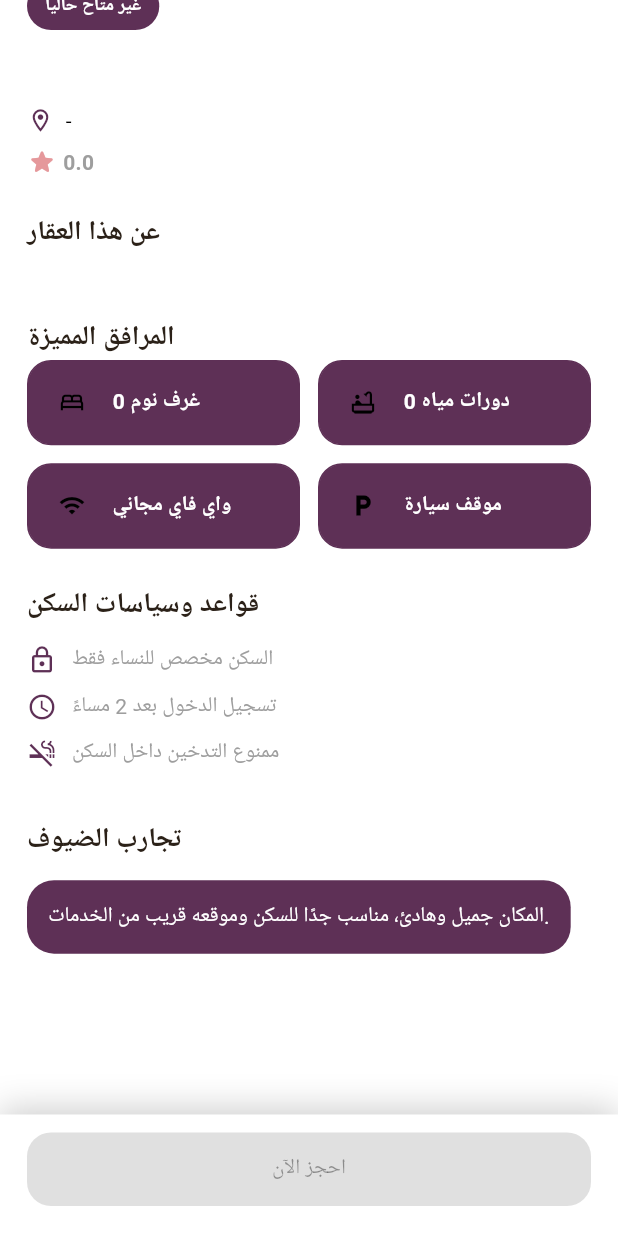
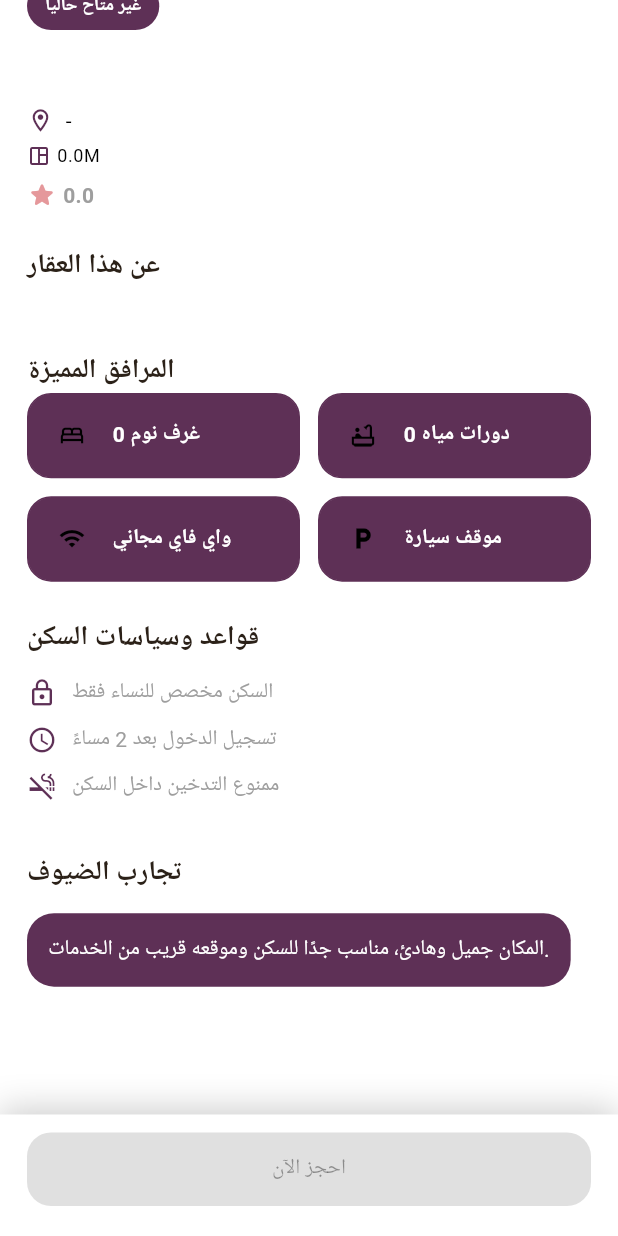
Before and after one commit to khalid-harbi/Rehab, a Flutter app: the HomeDetailsFeatureScreen screen opened directly with empty values, scrolled down 340 dp, on a phone screen of 412 x 824 dp. Run offline on Flutter 3.47's test engine with Material 3 defaults, Android fonts, the phone set to English and light mode, and no system bars; our stand-ins replace crystal_navigation_bar, device_info_plus, dio, easy_localization, equatable, flutter_bloc and 19 more; missing offline and left inert: flutter_supabase_chat_core, moyasar; accounts and stored records are empty; network calls fail; Roboto replaces fonts that are missing (Tajawal).

Commit message:
Add Icone

```diff
--- a/rehab/lib/core/navigation/app_router.dart
+++ b/rehab/lib/core/navigation/app_router.dart
@@ -33,7 +33,7 @@ import 'package:rehab/features/add_ad/presentation/cubit/add_ad_cubit.dart';
 
 class AppRouter {
   static final GoRouter router = GoRouter(
-    initialLocation: Routes.owner,
+    initialLocation: Routes.home,
 
     routes: [
       GoRoute(
--- a/rehab/lib/features/home/domain/entities/home_entity.dart
+++ b/rehab/lib/features/home/domain/entities/home_entity.dart
@@ -12,6 +12,8 @@ class HomeEntity extends Equatable {
   final int bathrooms;
   final String description;
   final bool isAvailable;
+  final String propertyType;
+  final double area;
 
   const HomeEntity({
     required this.id,
@@ -25,6 +27,8 @@ class HomeEntity extends Equatable {
     required this.bathrooms,
     required this.description,
     required this.isAvailable,
+    required this.propertyType,
+    required this.area,
   });
 
   @override
@@ -40,5 +44,7 @@ class HomeEntity extends Equatable {
     bathrooms,
     description,
     isAvailable,
+    propertyType,
+    area,
   ];
 }
--- a/rehab/lib/features/home_details/presentation/pages/home_details_feature_screen.dart
+++ b/rehab/lib/features/home_details/presentation/pages/home_details_feature_screen.dart
@@ -62,6 +62,21 @@ class HomeDetailsFeatureScreen extends StatelessWidget {
                           ),
                         ),
                       ),
+                    ],
+                  ),
+                      const SizedBox(height: 6),
+                  Row(
+                    children: [
+                      Icon(
+                        Icons.space_dashboard_outlined,
+                        size: 16,
+                        color: theme.colorScheme.primary,
+                      ),
+
+
+                      const SizedBox(width: 4),
+                      Text(home.area.toString()+"M", style: theme.textTheme.bodySmall),
+
                     ],
                   ),
 
```
Also changed, not shown: rehab/lib/features/home/data/models/home_model.dart (+9 -1 lines), rehab/lib/features/home/presentation/widgets/home_card.dart (+19 -0 lines), rehab/lib/features/home/data/models/home_model.freezed.dart, rehab/lib/features/home/data/models/home_model.g.dart.
